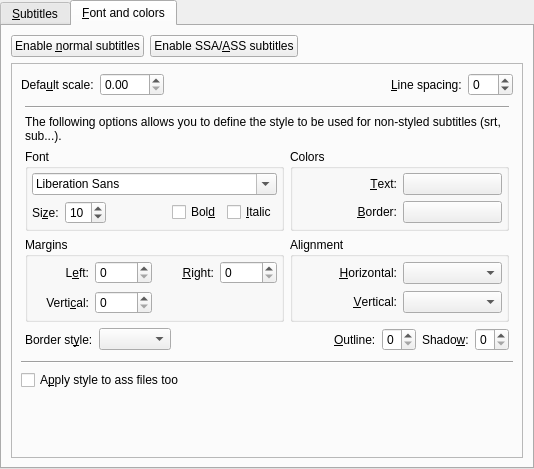
This is src/prefsubtitles.ui in wilbert2000/wzplayer as Qt 5 draws it before an edit. The edited form follows.
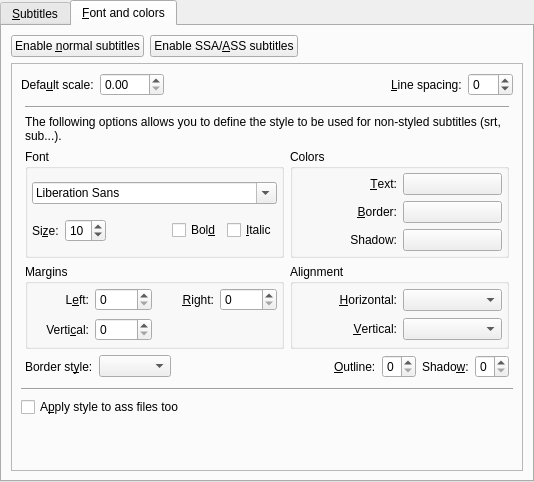
This is the edited form. The open tabs and pages were chosen to show the change. Custom widgets are drawn as their Qt base class.

Commit message: Added a new option to select the shadow color for ass subtitles.

Patch:
```diff
--- a/src/prefsubtitles.ui
+++ b/src/prefsubtitles.ui
@@ -6,7 +6,7 @@
     <x>0</x>
     <y>0</y>
     <width>534</width>
-    <height>469</height>
+    <height>482</height>
    </rect>
   </property>
   <property name="windowTitle" >
@@ -967,6 +967,23 @@
                    </property>
                   </widget>
                  </item>
+                 <item row="2" column="0" >
+                  <widget class="QLabel" name="label_12" >
+                   <property name="text" >
+                    <string>Shadow:</string>
+                   </property>
+                   <property name="alignment" >
+                    <set>Qt::AlignRight|Qt::AlignTrailing|Qt::AlignVCenter</set>
+                   </property>
+                  </widget>
+                 </item>
+                 <item row="2" column="1" >
+                  <widget class="SelectColorButton" name="style_shadow_color_button" >
+                   <property name="text" >
+                    <string/>
+                   </property>
+                  </widget>
+                 </item>
                 </layout>
                </widget>
               </item>
```
Left out of the diff: 1 changed line with no effect on the pictures. The commit also changes 3 other files.
